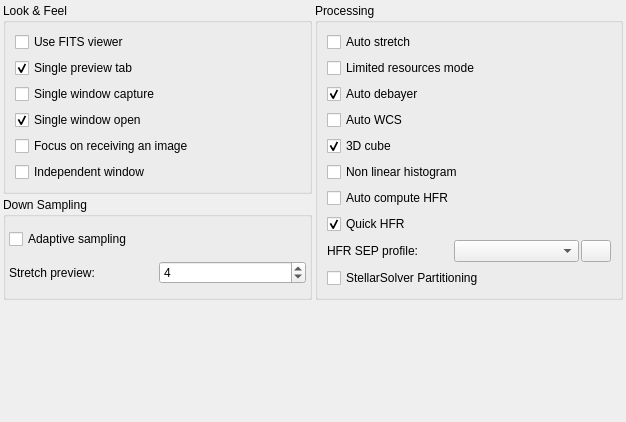
Qt form kstars/fitsviewer/opsfits.ui (KDE/kstars) before a commit.
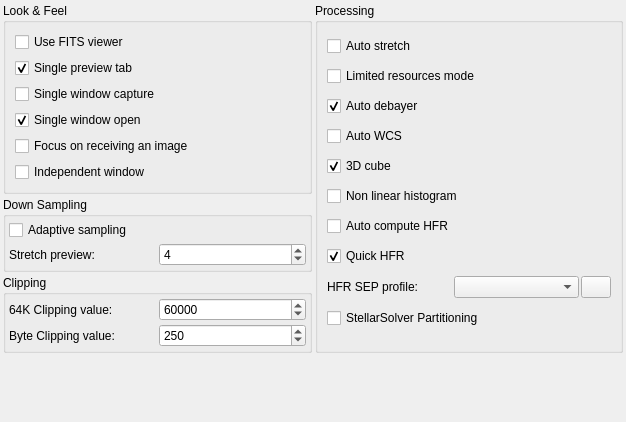
The same form after that commit.

Commit message: Add controls to set the clipping values

The edit to the form file:
```diff
--- a/kstars/fitsviewer/opsfits.ui
+++ b/kstars/fitsviewer/opsfits.ui
@@ -189,6 +189,82 @@
          </layout>
         </widget>
        </item>
+       <item>
+        <widget class="QGroupBox" name="clippingBox">
+         <property name="title">
+          <string>Clipping</string>
+         </property>
+         <layout class="QGridLayout" name="clippingLayout">
+          <property name="leftMargin">
+           <number>3</number>
+          </property>
+          <property name="topMargin">
+           <number>3</number>
+          </property>
+          <property name="rightMargin">
+           <number>3</number>
+          </property>
+          <property name="bottomMargin">
+           <number>3</number>
+          </property>
+          <property name="spacing">
+           <number>3</number>
+          </property>
+          <item row="0" column="0">
+           <widget class="QLabel" name="clipping64KLabel">
+            <property name="toolTip">
+             <string>Clipping value for 16-bit values.</string>
+            </property>
+            <property name="text">
+             <string>64K Clipping value:</string>
+            </property>
+           </widget>
+          </item>
+          <item row="0" column="1">
+           <widget class="QSpinBox" name="kcfg_Clipping64KValue">
+            <property name="toolTip">
+             <string>64K Clipping value.</string>
+            </property>
+            <property name="minimum">
+             <number>1</number>
+            </property>
+            <property name="maximum">
+             <number>65536</number>
+            </property>
+            <property name="value">
+             <number>60000</number>
+            </property>
+           </widget>
+          </item>
+          <item row="1" column="0">
+           <widget class="QLabel" name="clipping256Label">
+            <property name="toolTip">
+             <string>Clipping value for 16-bit values.</string>
+            </property>
+            <property name="text">
+             <string>Byte Clipping value:</string>
+            </property>
+           </widget>
+          </item>
+          <item row="1" column="1">
+           <widget class="QSpinBox" name="kcfg_Clipping256Value">
+            <property name="toolTip">
+             <string>Byte Clipping value.</string>
+            </property>
+            <property name="minimum">
+             <number>1</number>
+            </property>
+            <property name="maximum">
+             <number>256</number>
+            </property>
+            <property name="value">
+             <number>250</number>
+            </property>
+           </widget>
+          </item>
+         </layout>
+        </widget>
+       </item>
       </layout>
      </item>
      <item>
@@ -335,6 +411,13 @@
           </property>
          </widget>
         </item>
+        <item>
+         <spacer name="verticalSpacer">
+          <property name="orientation">
+           <enum>Qt::Vertical</enum>
+          </property>
+         </spacer>
+        </item>
        </layout>
       </widget>
      </item>
```
The commit also changes 3 other files.
